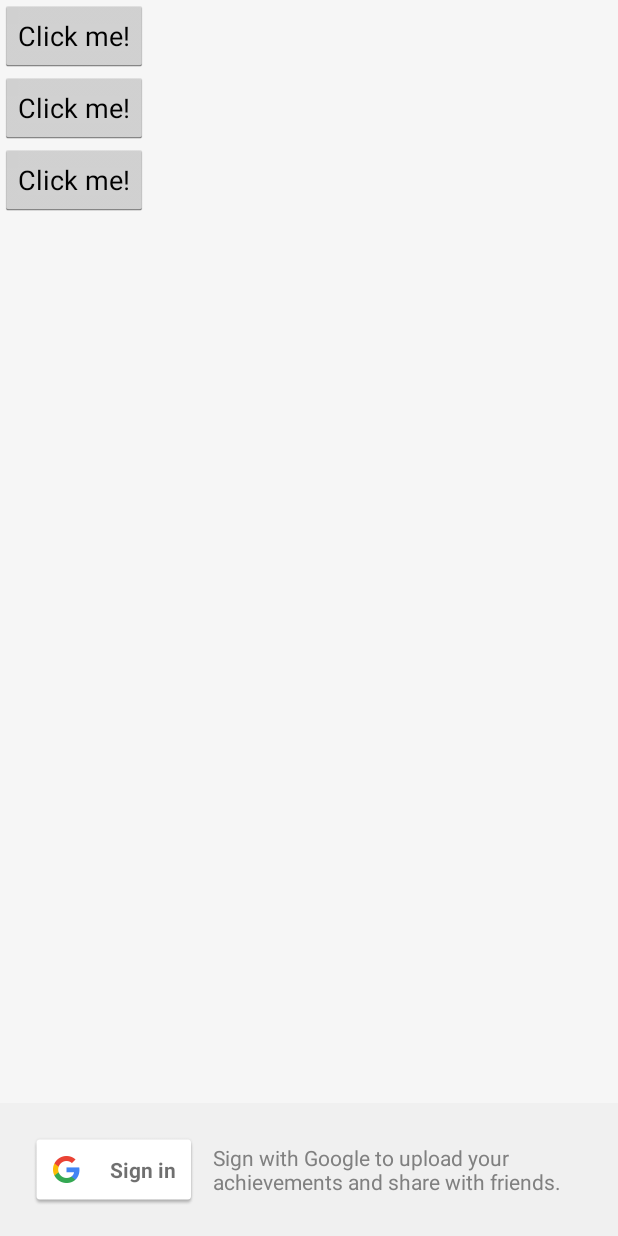
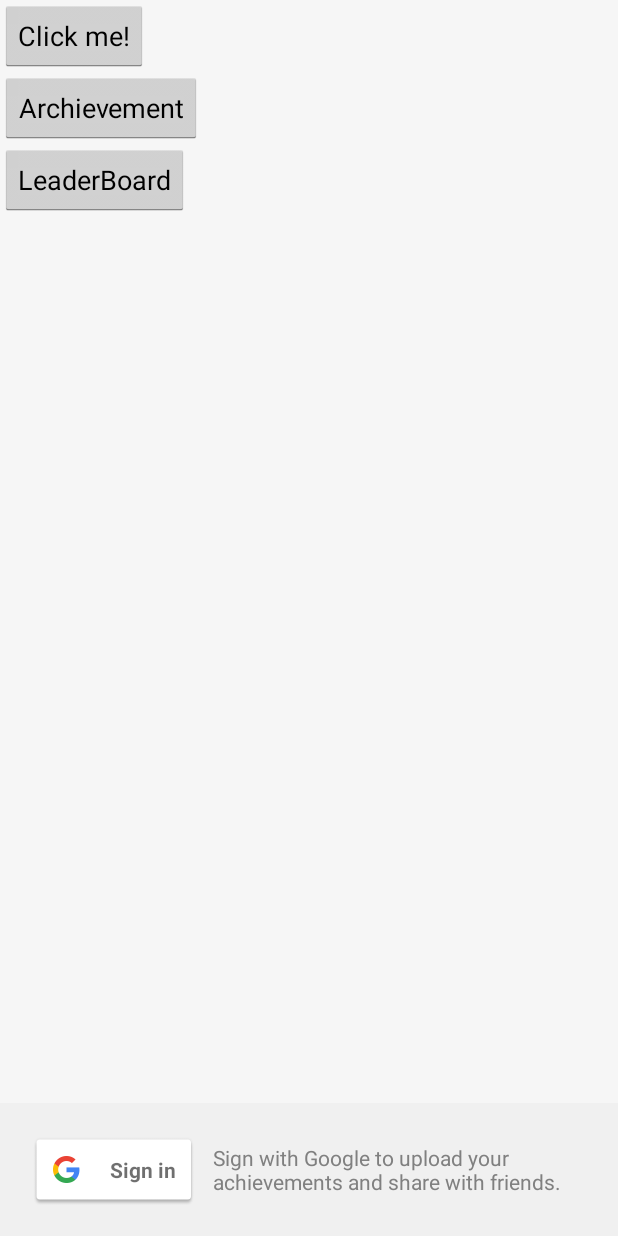
Before and after one commit to pjq/pushup, an Android app: the layout game_activity_main.xml on its own in the app's theme, with its tools: preview values and no code run, on a phone screen of 412 x 824 dp. Run offline under Robolectric (Android 15) with nearby library versions, the phone set to English and light mode, and no system bars.

```diff
--- a/PushUp/src/main/res/layout/game_activity_main.xml
+++ b/PushUp/src/main/res/layout/game_activity_main.xml
@@ -29,11 +29,11 @@
             style="@style/Button"/>
         <Button
             android:id="@+id/button_archievement"
-            android:text="@string/click_me"
+            android:text="@string/Archievement"
             style="@style/Button"/>
         <Button
             android:id="@+id/button_leaderboard"
-            android:text="@string/click_me"
+            android:text="@string/LeaderBoard"
             style="@style/Button"/>
     </LinearLayout>
 
```
